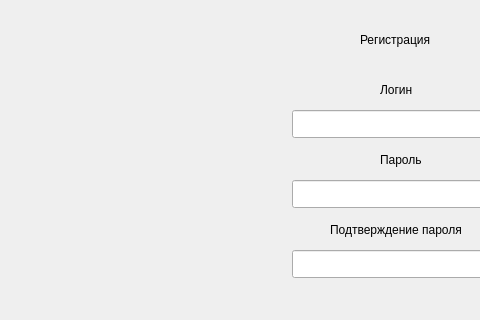
Before: the Qt Designer form authorization.ui in Pogorela/pet_projects, drawn with Qt 5; both pictures show x 0 to 480 and y 0 to 320 of the 779 by 479 pixel window.
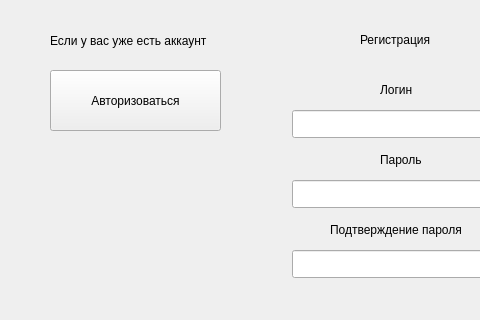
After: the same form once the commit is applied. The open tabs and pages were chosen to show the change.

Diff of the .ui file:
```diff
--- a/authorization.ui
+++ b/authorization.ui
@@ -242,6 +242,32 @@
       <string>Подтверждение пароля</string>
      </property>
     </widget>
+    <widget class="QLabel" name="label_9">
+     <property name="geometry">
+      <rect>
+       <x>50</x>
+       <y>30</y>
+       <width>221</width>
+       <height>21</height>
+      </rect>
+     </property>
+     <property name="text">
+      <string>Если у вас уже есть аккаунт</string>
+     </property>
+    </widget>
+    <widget class="QPushButton" name="authorizationPageButton">
+     <property name="geometry">
+      <rect>
+       <x>50</x>
+       <y>70</y>
+       <width>171</width>
+       <height>61</height>
+      </rect>
+     </property>
+     <property name="text">
+      <string>Авторизоваться</string>
+     </property>
+    </widget>
    </widget>
   </widget>
  </widget>
```
Left out of the diff: 14 changed lines with no effect on the pictures.
